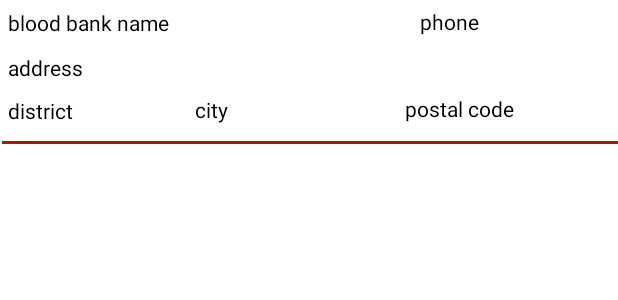
After one commit to NarthanaVeenavi/MAD_Project, an Android app: the layout blood_banks_list.xml on its own in the app's theme, with its tools: preview values and no code run, on a phone screen of 412 x 824 dp. The commit adds this screen. Shown: the top 300 px of the screen. Run offline under Robolectric (Android 15) with nearby library versions, the phone set to English and light mode, and no system bars.

```diff
--- a/app/src/main/AndroidManifest.xml
+++ b/app/src/main/AndroidManifest.xml
@@ -9,7 +9,8 @@
         android:roundIcon="@mipmap/ic_launcher_round"
         android:supportsRtl="true"
         android:theme="@style/Theme.Home">
-        <activity android:name=".View_Blood_Test"></activity>
+        <activity android:name=".View_Blood_Banks"></activity>
+        <activity android:name=".View_Blood_Test" />
         <activity android:name=".Add_Blood_Banks" />
         <activity android:name=".View_Emergency_Notices_cus" />
         <activity android:name=".View_Emergency_Notices" />
--- a/app/src/main/java/com/example/home/Add_Emergency_Notice.java
+++ b/app/src/main/java/com/example/home/Add_Emergency_Notice.java
@@ -40,8 +40,8 @@ public class Add_Emergency_Notice extends AppCompatActivity {
                     databaseHelperClass.addEmergencyNotice(emergencyNoticesModelClass);
                     Toast.makeText(Add_Emergency_Notice.this, "Added Emergency Notice Successfully", Toast.LENGTH_SHORT).show();
                     finish();
-                    //Intent intent= new Intent(Add_Emergency_Notice.this,View_Emergency_Notices.class);
-                    //startActivity(intent);
+                    Intent intent= new Intent(Add_Emergency_Notice.this,View_Emergency_Notices.class);
+                    startActivity(intent);
                 }
             }
         });
--- a/app/src/main/java/com/example/home/Dashboard.java
+++ b/app/src/main/java/com/example/home/Dashboard.java
@@ -54,8 +54,8 @@ public class Dashboard extends AppCompatActivity {
         button5.setOnClickListener(new View.OnClickListener() {
             @Override
             public void onClick(View v) {
-                /*Intent intent= new Intent(Dashboard.this,View_Emergency_Notices.class);
-                startActivity(intent);*/
+                Intent intent= new Intent(Dashboard.this,View_Emergency_Notices.class);
+                startActivity(intent);
             }
         });
     }
--- a/app/src/main/java/com/example/home/EmergencyNoticesAdapterClass.java
+++ b/app/src/main/java/com/example/home/EmergencyNoticesAdapterClass.java
@@ -1,4 +1,3 @@
-/*
 package com.example.home;
 
 import android.app.Activity;
@@ -106,5 +105,3 @@ public class EmergencyNoticesAdapterClass extends RecyclerView.Adapter<Emergency
 
 
 }
-
-*/
--- a/app/src/main/java/com/example/home/View_Emergency_Notices.java
+++ b/app/src/main/java/com/example/home/View_Emergency_Notices.java
@@ -1,4 +1,3 @@
-/*
 package com.example.home;
 
 import androidx.appcompat.app.AppCompatActivity;
@@ -32,4 +31,4 @@ public class View_Emergency_Notices extends AppCompatActivity {
         }else{
             Toast.makeText(this, "There is no emergency Notices ", Toast.LENGTH_SHORT).show();        }
     }
-}*/
+}
--- /dev/null
+++ b/app/src/main/res/layout/blood_banks_list.xml
@@ -0,0 +1,85 @@
+<?xml version="1.0" encoding="utf-8"?>
+<LinearLayout
+    xmlns:android="http://schemas.android.com/apk/res/android"
+    android:layout_width="match_parent"
+    android:orientation="vertical"
+    android:layout_height="wrap_content"
+    android:background="@color/white">
+
+    <TextView
+        android:id="@+id/text_name"
+        android:layout_width="246dp"
+        android:layout_height="wrap_content"
+        android:layout_margin="5dp"
+        android:text="blood bank name"
+        android:textColor="@color/black"
+        android:textSize="14dp"
+        android:textStyle="normal" />
+
+    <TextView
+        android:id="@+id/text_address"
+        android:layout_width="385dp"
+        android:layout_height="29dp"
+        android:layout_margin="5dp"
+        android:text="address"
+        android:textColor="@color/black"
+        android:textSize="14dp"
+        android:textStyle="normal" />
+
+    <TextView
+        android:id="@+id/text_phone"
+        android:layout_width="123dp"
+        android:layout_height="wrap_content"
+        android:layout_marginLeft="280dp"
+        android:layout_marginTop="-65dp"
+        android:text="phone"
+        android:textColor="@color/black"
+        android:textSize="14dp"
+        android:textStyle="normal" />
+
+    <TextView
+        android:id="@+id/text_district"
+        android:layout_width="117dp"
+        android:layout_height="wrap_content"
+        android:layout_marginLeft="5dp"
+        android:layout_marginTop="40dp"
+        android:text="district"
+        android:textColor="@color/black"
+        android:textSize="14dp"
+        android:textStyle="normal" />
+
+    <TextView
+        android:id="@+id/text_city"
+        android:layout_width="130dp"
+        android:layout_height="wrap_content"
+        android:layout_marginLeft="130dp"
+        android:layout_marginTop="-20dp"
+        android:text="city"
+        android:textColor="@color/black"
+        android:textSize="14dp"
+        android:textStyle="normal" />
+
+    <TextView
+        android:id="@+id/text_postal_code"
+        android:layout_width="132dp"
+        android:layout_height="wrap_content"
+        android:layout_marginLeft="270dp"
+        android:layout_marginTop="-20dp"
+        android:text="postal code"
+        android:textColor="@color/black"
+        android:textSize="14dp"
+        android:textStyle="normal" />
+
+    <LinearLayout
+        android:layout_margin="5dp"
+        android:orientation="horizontal"
+        android:layout_width="match_parent"
+        android:layout_height="wrap_content"/>
+
+    <View
+        android:layout_width="411dp"
+        android:layout_height="2dp"
+        android:layout_margin="1dp"
+        android:background="@color/red_dark" />
+
+</LinearLayout>
--- a/app/src/main/res/values/strings.xml
+++ b/app/src/main/res/values/strings.xml
@@ -55,5 +55,6 @@
     <string name="bloodBank">BLOOD BANK</string>
     <string name="view_notices">VIEW EMERGENCY NOTICES</string>
     <string name="create_account">Do not have an account?</string>
+    <string name="view_blood_banks">BLOOD BANKS</string>
 
 </resources>
```
Also changed, not shown: app/src/main/java/com/example/home/BloodBankDetailsModelClass.java (+9 -0 lines), app/src/main/java/com/example/home/BloodBanksAdapterClass.java (added, +86 -0 lines), app/src/main/java/com/example/home/DatabaseHelperClass.java (+27 -2 lines), app/src/main/java/com/example/home/View_Blood_Banks.java (added, +34 -0 lines), app/src/main/res/layout/activity_view__blood__banks.xml (added, +83 -0 lines).
